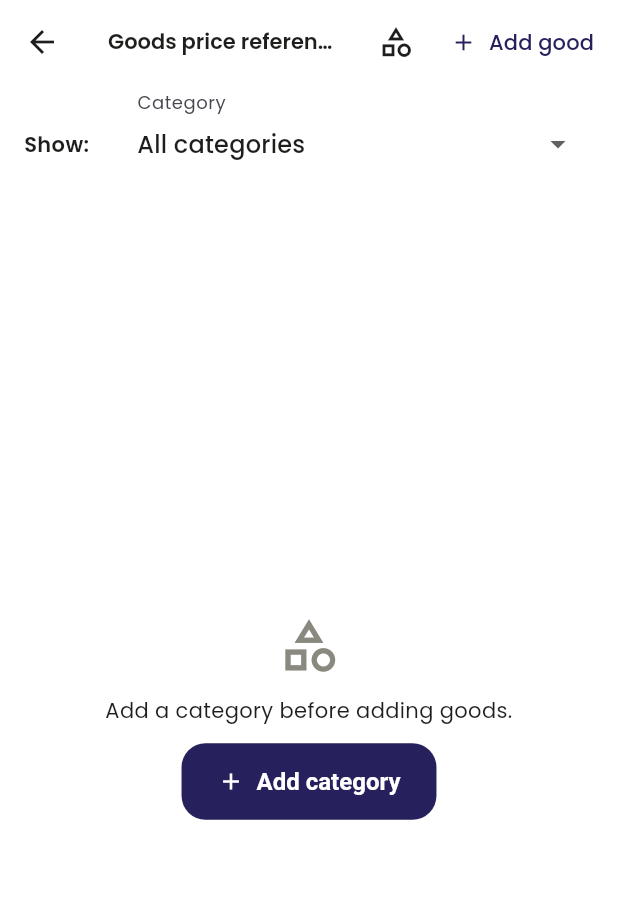
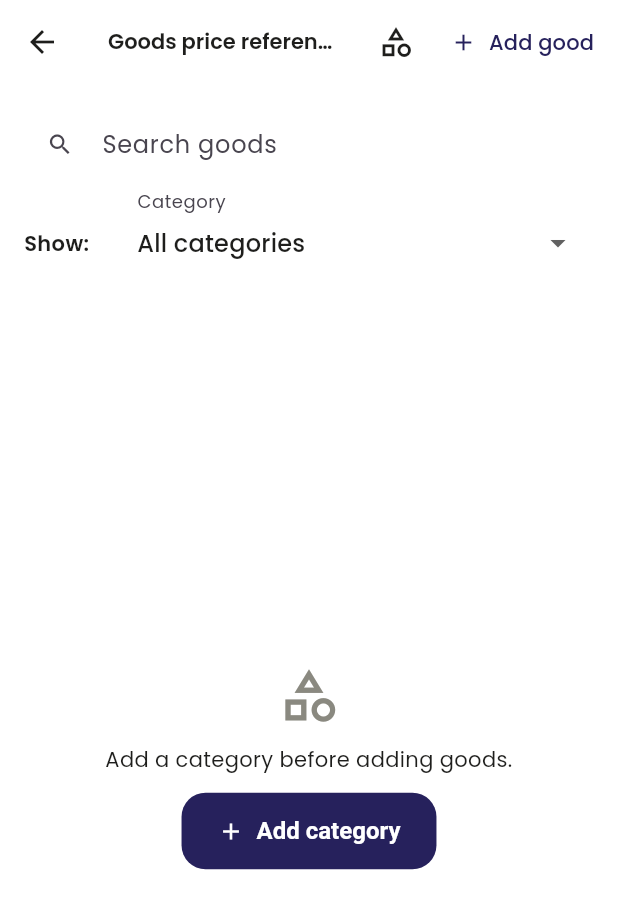
Before and after one commit to mohab2338/Payslip, a Flutter app: the GoodsReferenceScreen screen opened directly, on a phone screen of 412 x 824 dp. Shown: the top 909 px of the screen. Run offline on Flutter 3.47's test engine with Material 3 defaults, Android fonts, the phone set to English and light mode, and no system bars; our stand-ins replace cloud_firestore, csv, firebase_auth, firebase_core, fl_chart, flutter_secure_storage and 3 more; missing offline and left inert: dart:html; accounts and stored records are empty.

Commit message:
add search for goods

```diff
--- a/lib/screens/goods_reference_screen.dart
+++ b/lib/screens/goods_reference_screen.dart
@@ -17,9 +17,16 @@ class GoodsReferenceScreen extends StatefulWidget {
 class _GoodsReferenceScreenState extends State<GoodsReferenceScreen> {
   static final _currency =
       NumberFormat.currency(symbol: 'E£', decimalDigits: 2);
+  final TextEditingController _searchController = TextEditingController();
   String? _selectedCategoryId;
   List<ReferenceCategory> _loadedCategories = const [];
   List<ReferenceGood> _loadedGoods = const [];
+
+  @override
+  void dispose() {
+    _searchController.dispose();
+    super.dispose();
+  }
 
   Future<void> _addCategory(BuildContext context) async {
     await _editCategory(context);
@@ -506,11 +513,20 @@ class _GoodsReferenceScreenState extends State<GoodsReferenceScreen> {
                   return const Center(child: CircularProgressIndicator());
                 final goods = goodsSnapshot.data!;
                 _loadedGoods = goods;
-                final visibleGoods = _selectedCategoryId == null
-                    ? goods
-                    : goods
-                        .where((good) => good.categoryId == _selectedCategoryId)
-                        .toList();
+                final searchQuery = _searchController.text.trim().toLowerCase();
+                final visibleGoods = goods.where((good) {
+                  if (_selectedCategoryId != null &&
+                      good.categoryId != _selectedCategoryId) {
+                    return false;
+                  }
+                  if (searchQuery.isEmpty) {
+                    return true;
+                  }
+                  final searchableText = [good.name, ...good.shopPrices.keys]
+                      .join(' ')
+                      .toLowerCase();
+                  return searchableText.contains(searchQuery);
+                }).toList();
                 final categoryOrder = {
                   for (var i = 0; i < categories.length; i++)
                     categories[i].id: i
@@ -527,10 +543,37 @@ class _GoodsReferenceScreenState extends State<GoodsReferenceScreen> {
                   children: [
                     Padding(
                       padding: const EdgeInsets.fromLTRB(16, 12, 16, 8),
-                      child: Row(
+                      child: Column(
+                        children: [
+                          TextField(
+                            controller: _searchController,
+                            textInputAction: TextInputAction.search,
+                            onChanged: (_) => setState(() {}),
+                            decoration: InputDecoration(
+                              isDense: true,
+                              hintText: 'Search goods',
+                              prefixIcon: const Icon(Icons.search),
+                              suffixIcon: _searchController.text.isEmpty
+                                  ? null
+                                  : IconButton(
+                                      tooltip: 'Clear search',
+                                      onPressed: () {
+                                        _searchController.clear();
+                                        setState(() {});
+                                      },
+                                      icon: const Icon(Icons.clear),
+                                    ),
+                              border: OutlineInputBorder(
+                                borderRadius: BorderRadius.circular(12),
+                              ),
+                            ),
+                          ),
+                          const SizedBox(height: 10),
+                          Row(
                             children: [
                               const Text('Show:',
-                              style: TextStyle(fontWeight: FontWeight.w600)),
+                                  style: TextStyle(
+                                      fontWeight: FontWeight.w600)),
                               const SizedBox(width: 10),
                               Expanded(
                                 child: DropdownButtonFormField<String?>(
@@ -539,7 +582,8 @@ class _GoodsReferenceScreenState extends State<GoodsReferenceScreen> {
                                       isDense: true, labelText: 'Category'),
                                   items: [
                                     const DropdownMenuItem<String?>(
-                                    value: null, child: Text('All categories')),
+                                        value: null,
+                                        child: Text('All categories')),
                                     ...categories.map((category) =>
                                         DropdownMenuItem<String?>(
                                             value: category.id,
@@ -548,6 +592,8 @@ class _GoodsReferenceScreenState extends State<GoodsReferenceScreen> {
                                   onChanged: (value) =>
                                       setState(() => _selectedCategoryId = value),
                                 ),
+                              ),
+                            ],
                           ),
                         ],
                       ),
@@ -600,7 +646,9 @@ class _GoodsReferenceScreenState extends State<GoodsReferenceScreen> {
                   size: 42, color: AppColors.textSecondary),
               const SizedBox(height: 12),
               Text(
-                  _selectedCategoryId == null
+                  _searchController.text.trim().isNotEmpty
+                      ? 'No goods match your search.'
+                      : _selectedCategoryId == null
                           ? 'No goods saved yet.'
                           : 'No goods in this category yet.',
                   textAlign: TextAlign.center),
```
Lines whose indentation alone changed are shown as unchanged.
